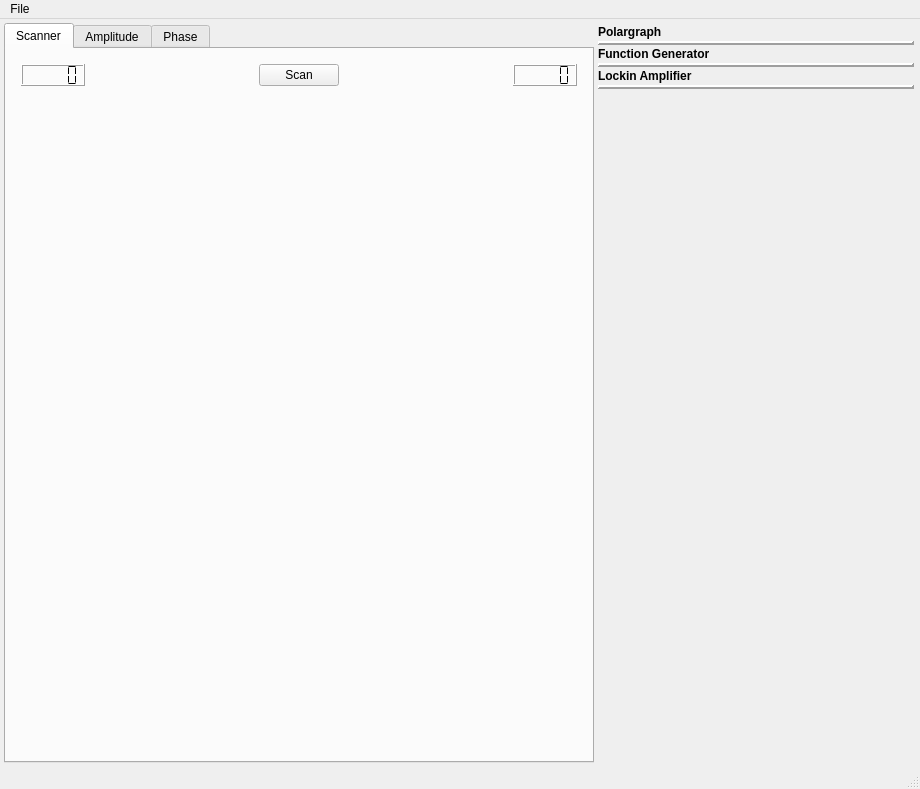
This is Qacam_UI.ui in davidgrier/qacam as Qt 5 draws it before an edit. The edited form follows.
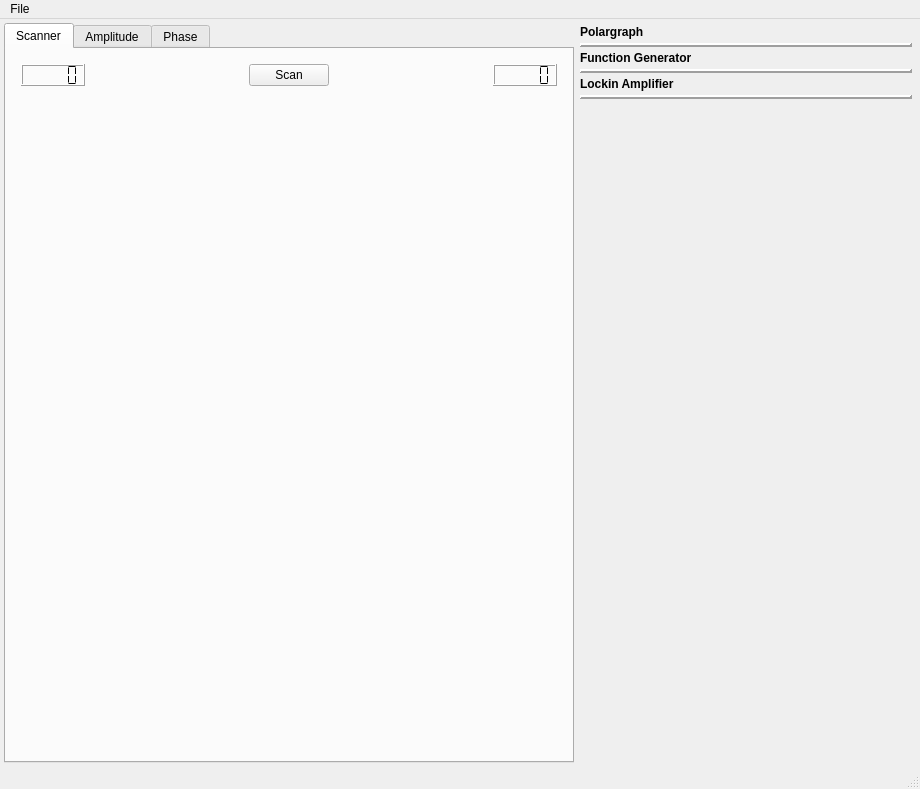
This is the edited form. Icons and pictures are not drawn. Custom widgets are drawn as their Qt base class.

Commit message: correct widget sizes

What changed in the file:
```diff
--- a/Qacam_UI.ui
+++ b/Qacam_UI.ui
@@ -160,21 +160,30 @@
      <widget class="QWidget" name="controlWidget" native="true">
       <property name="minimumSize">
        <size>
-        <width>320</width>
+        <width>340</width>
         <height>0</height>
        </size>
       </property>
       <property name="maximumSize">
        <size>
-        <width>300</width>
+        <width>350</width>
         <height>16777215</height>
        </size>
       </property>
       <layout class="QVBoxLayout" name="verticalLayout_7">
        <property name="spacing">
+        <number>4</number>
+       </property>
+       <property name="leftMargin">
+        <number>4</number>
+       </property>
+       <property name="topMargin">
         <number>2</number>
        </property>
-       <property name="margin">
+       <property name="rightMargin">
+        <number>4</number>
+       </property>
+       <property name="bottomMargin">
         <number>2</number>
        </property>
        <item>
```
Left out of the diff: 2 changed lines with no effect on the pictures. The commit also changes 3 other files.
